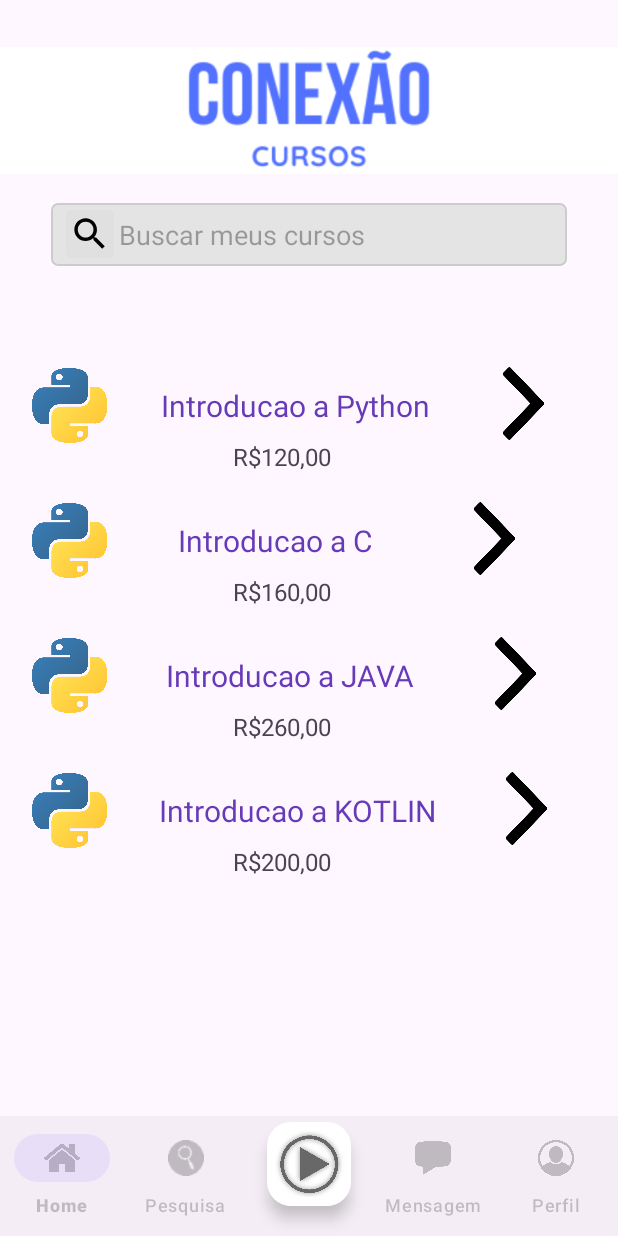
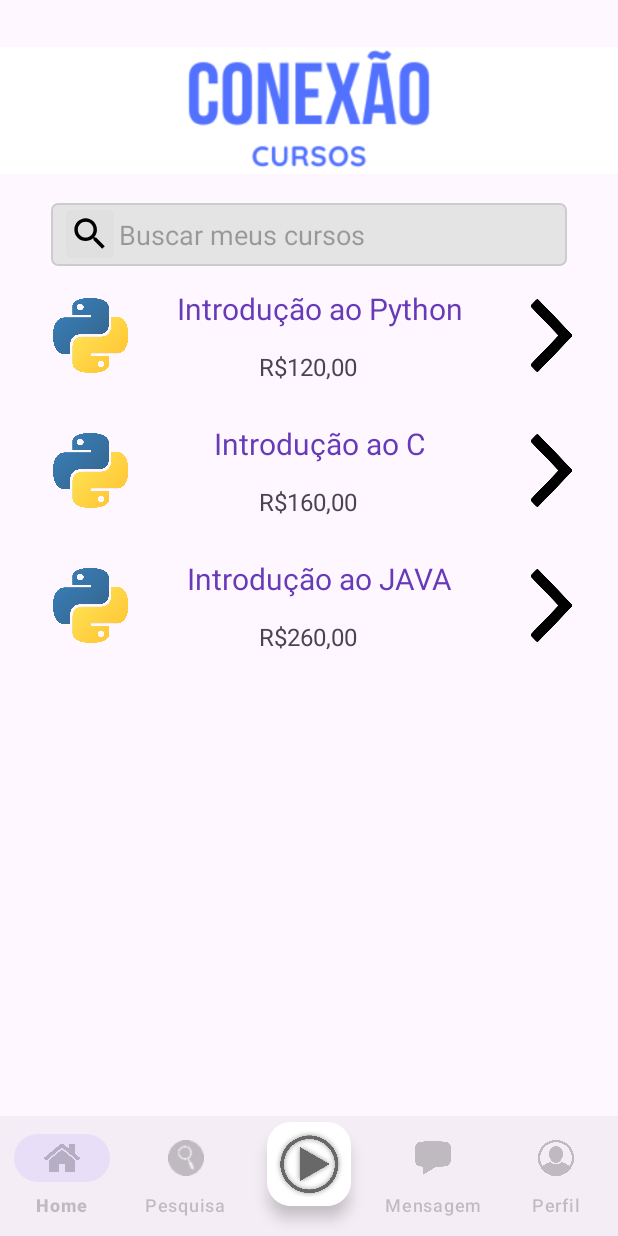
Before and after one commit to deboradcm/ConexaoCursosAPP, an Android app: the aluno screen opened directly, with no data from a screen before it, on a phone screen of 412 x 824 dp. Run offline under Robolectric (Android 15) with nearby library versions, the phone set to English and light mode, and no system bars.

Commit message:
ajuste no layout para alinhar o recycleView na tela da home do aluno

```diff
--- a/app/src/main/java/com/example/conexaocursos/CursoDAO.java
+++ b/app/src/main/java/com/example/conexaocursos/CursoDAO.java
@@ -14,10 +14,10 @@ public class CursoDAO {
 
     public ArrayList<Curso> getList(){
         if(cursoList.size() == 0) {
-            cursoList.add(new Curso(0, "Introducao a Python", "R$120,00"));
-            cursoList.add(new Curso(1, "Introducao a C", "R$160,00"));
-            cursoList.add(new Curso(2, "Introducao a JAVA", "R$260,00"));
-            cursoList.add(new Curso(3, "Introducao a KOTLIN", "R$200,00"));
+            cursoList.add(new Curso(0, "Introdução ao Python", "R$120,00"));
+            cursoList.add(new Curso(1, "Introdução ao C", "R$160,00"));
+            cursoList.add(new Curso(2, "Introdução ao JAVA", "R$260,00"));
+            //cursoList.add(new Curso(3, "Introducao a KOTLIN", "R$200,00"));
         }
         return cursoList;
     }
--- a/app/src/main/res/layout/activity_aluno.xml
+++ b/app/src/main/res/layout/activity_aluno.xml
@@ -1,5 +1,6 @@
 <?xml version="1.0" encoding="utf-8"?>
-<androidx.constraintlayout.widget.ConstraintLayout xmlns:android="http://schemas.android.com/apk/res/android"
+<androidx.constraintlayout.widget.ConstraintLayout
+    xmlns:android="http://schemas.android.com/apk/res/android"
     xmlns:app="http://schemas.android.com/apk/res-auto"
     xmlns:tools="http://schemas.android.com/tools"
     android:layout_width="match_parent"
@@ -45,7 +46,26 @@
             app:layout_constraintEnd_toEndOf="parent"
             app:layout_constraintStart_toStartOf="parent"
             app:layout_constraintTop_toBottomOf="@+id/imageView10" />
+    </FrameLayout>
 
+    <FrameLayout
+        android:id="@+id/frameLayout3"
+        android:layout_width="380dp"
+        android:layout_height="400dp"
+        android:layout_marginEnd="1dp"
+        app:layout_constraintEnd_toEndOf="parent"
+        app:layout_constraintStart_toStartOf="parent"
+        app:layout_constraintTop_toBottomOf="@id/frameLayout2">
+
+        <androidx.recyclerview.widget.RecyclerView
+            android:id="@+id/list_recycler"
+            android:layout_width="380dp"
+            android:layout_height="400dp"
+            android:layout_marginTop="1dp"
+            app:layout_constraintBottom_toTopOf="@+id/navegacaoDash"
+            app:layout_constraintEnd_toEndOf="parent"
+            app:layout_constraintStart_toStartOf="parent"
+            app:layout_constraintTop_toBottomOf="@+id/frameLayout2" />
     </FrameLayout>
 
     <com.google.android.material.bottomnavigation.BottomNavigationView
@@ -59,10 +79,13 @@
         app:itemTextColor="@color/cardview_shadow_start_color"
         app:labelVisibilityMode="labeled"
         app:layout_constraintBottom_toBottomOf="parent"
+        app:layout_constraintHorizontal_bias="1.0"
         app:layout_constraintLeft_toLeftOf="parent"
         app:layout_constraintRight_toRightOf="parent"
+        app:layout_constraintTop_toBottomOf="@+id/frameLayout3"
+        app:layout_constraintVertical_bias="1.0"
         app:menu="@menu/navigation"
-        tools:ignore="MissingClass" >
+        tools:ignore="MissingClass">
 
         <com.google.android.material.floatingactionbutton.FloatingActionButton
             android:id="@+id/fab"
@@ -73,18 +96,7 @@
             android:contentDescription="play"
             android:src="@drawable/play"
             app:backgroundTint="@android:color/white"
-            app:tint="@color/cardview_dark_background"
-            app:maxImageSize="48dp" />
+            app:maxImageSize="48dp"
+            app:tint="@color/cardview_dark_background" />
     </com.google.android.material.bottomnavigation.BottomNavigationView>
-
-    <androidx.recyclerview.widget.RecyclerView
-        android:id="@+id/list_recycler"
-        android:layout_width="409dp"
-        android:layout_height="472dp"
-        android:layout_marginTop="1dp"
-        app:layout_constraintBottom_toTopOf="@+id/navegacaoDash"
-        app:layout_constraintEnd_toEndOf="parent"
-        app:layout_constraintStart_toStartOf="parent"
-        app:layout_constraintTop_toBottomOf="@+id/frameLayout2" />
-
 </androidx.constraintlayout.widget.ConstraintLayout>
--- a/app/src/main/res/layout/list_item.xml
+++ b/app/src/main/res/layout/list_item.xml
@@ -13,31 +13,33 @@
         android:layout_height="55dp"
         app:layout_constraintBottom_toBottomOf="parent"
         app:layout_constraintEnd_toEndOf="parent"
-        app:layout_constraintStart_toEndOf="@+id/nome"
         app:layout_constraintTop_toTopOf="parent"
-        app:layout_constraintVertical_bias="0.457"
         app:srcCompat="@drawable/seta" />
 
     <ImageView
-        android:id="@+id/itemIcon" android:layout_width="50dp"
+        android:id="@+id/itemIcon"
+        android:layout_width="50dp"
         android:layout_height="50dp"
-        android:layout_marginStart="20dp" app:layout_constraintBottom_toBottomOf="parent"
+        android:layout_marginStart="20dp"
+        app:layout_constraintBottom_toBottomOf="parent"
         app:layout_constraintStart_toStartOf="parent"
         app:layout_constraintTop_toTopOf="parent"
         app:srcCompat="@drawable/python" />
 
     <TextView
         android:id="@+id/nome"
-        android:layout_width="wrap_content"
+        android:layout_width="0dp"
         android:layout_height="wrap_content"
         android:text="Aprendendo Python"
         android:textColor="#673AB7"
         android:textSize="20sp"
-        app:layout_constraintBottom_toBottomOf="parent"
-        app:layout_constraintEnd_toEndOf="parent"
-        app:layout_constraintHorizontal_bias="0.226"
+        app:layout_constraintBottom_toTopOf="@+id/valor"
+        app:layout_constraintEnd_toStartOf="@+id/itemArrow"
         app:layout_constraintStart_toEndOf="@+id/itemIcon"
-        app:layout_constraintTop_toTopOf="parent" />
+        app:layout_constraintTop_toTopOf="parent"
+        app:layout_constraintHorizontal_bias="0.5"
+    android:gravity="center"
+    />
 
     <TextView
         android:id="@+id/valor"
@@ -47,9 +49,9 @@
         android:textSize="16sp"
         app:layout_constraintBottom_toBottomOf="parent"
         app:layout_constraintEnd_toEndOf="parent"
-        app:layout_constraintHorizontal_bias="0.448"
         app:layout_constraintStart_toStartOf="parent"
         app:layout_constraintTop_toBottomOf="@+id/nome"
+        app:layout_constraintHorizontal_bias="0.5"
         app:layout_constraintVertical_bias="1.0" />
 
 </androidx.constraintlayout.widget.ConstraintLayout>
```
Lines whose indentation alone changed are shown as unchanged.
